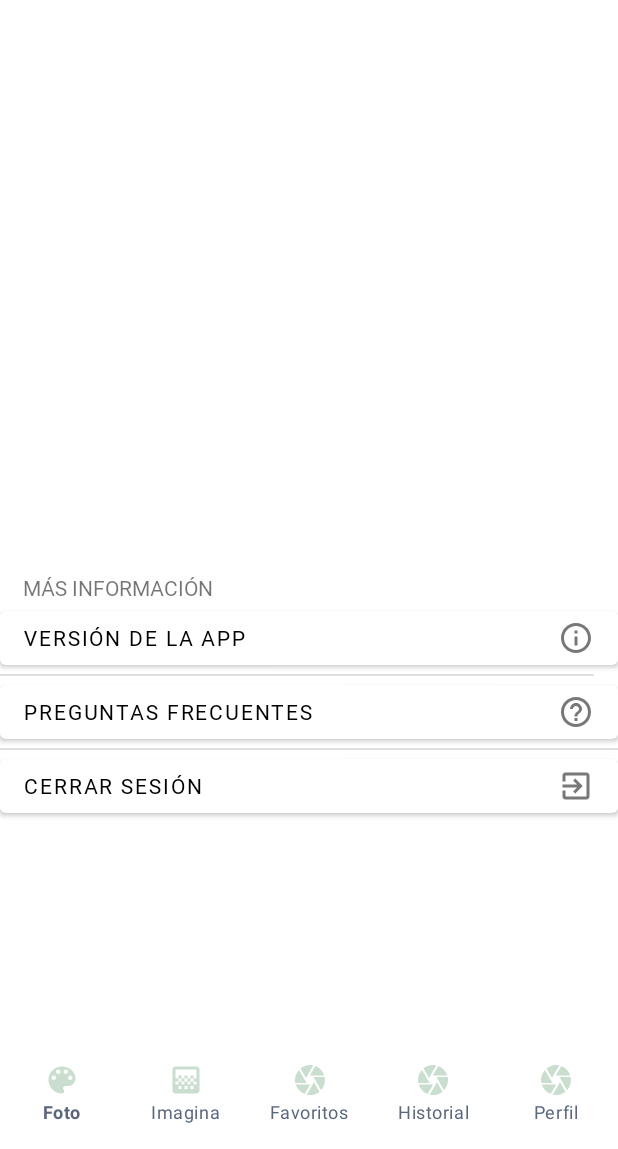
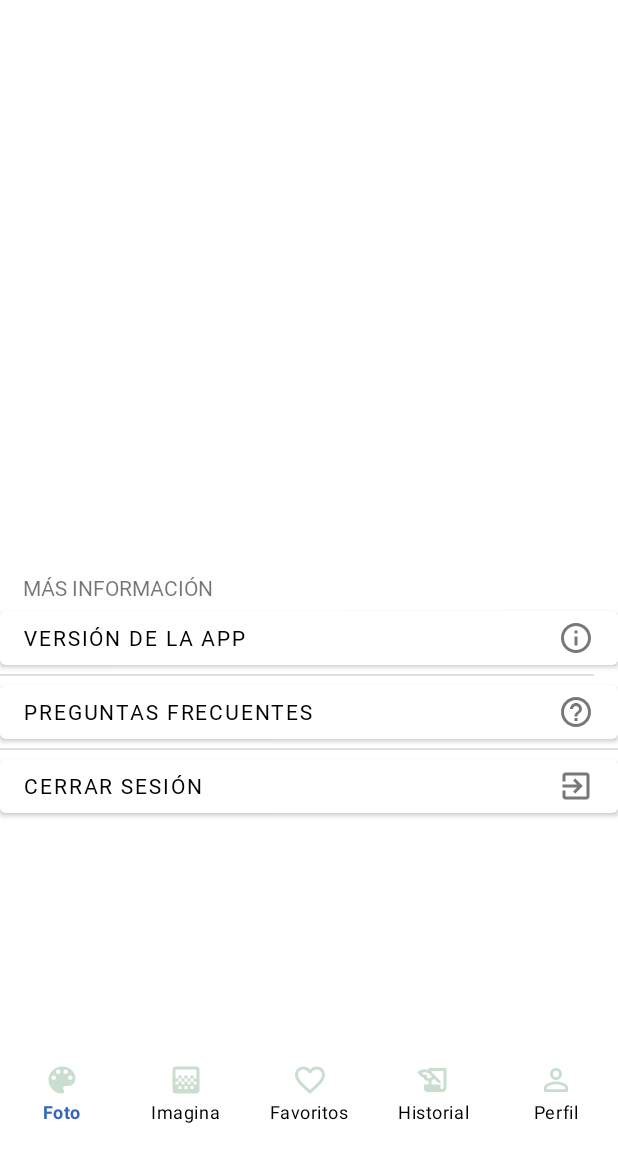
Before and after one commit to ELKRAZY/ColorIA, an Android app: the MainActivity screen opened directly, with no data from a screen before it, on a phone screen of 412 x 824 dp, the part 87-1236 px from its top. Run offline under Robolectric (Android 15) with nearby library versions, the phone set to English and light mode, and no system bars; our stand-ins replace Firebase (no records; nobody signed in at launch, a user with empty details on screens opened directly).

Commit message:
<item android:state_checked="false" android:color="?attr/colorOnPrimary"/> para cambiar color según el tema al fin hijosssssss de putaaaaaaaaaaaaaaaaaaaaaaaa crear un resource "color" y dentro hacer eso

```diff
--- a/app/src/main/res/color/text_color.xml
+++ b/app/src/main/res/color/text_color.xml
@@ -1,5 +1,5 @@
 <?xml version="1.0" encoding="utf-8"?>
 <selector xmlns:android="http://schemas.android.com/apk/res/android">
-    <item android:state_checked="true" android:color="@color/LGrey"/>
-    <item android:state_checked="false" android:color="@android:color/black"/>
+    <item android:state_checked="true" android:color="@color/NewBlue"/>
+    <item android:state_checked="false" android:color="?attr/colorOnPrimary"/>
 </selector>
--- /dev/null
+++ b/app/src/main/res/drawable/ic_baseline_favorite_border_24.xml
@@ -0,0 +1,5 @@
+<vector android:height="24dp" android:tint="#DC5959"
+    android:viewportHeight="24" android:viewportWidth="24"
+    android:width="24dp" xmlns:android="http://schemas.android.com/apk/res/android">
+    <path android:fillColor="@android:color/white" android:pathData="M16.5,3c-1.74,0 -3.41,0.81 -4.5,2.09C10.91,3.81 9.24,3 7.5,3 4.42,3 2,5.42 2,8.5c0,3.78 3.4,6.86 8.55,11.54L12,21.35l1.45,-1.32C18.6,15.36 22,12.28 22,8.5 22,5.42 19.58,3 16.5,3zM12.1,18.55l-0.1,0.1 -0.1,-0.1C7.14,14.24 4,11.39 4,8.5 4,6.5 5.5,5 7.5,5c1.54,0 3.04,0.99 3.57,2.36h1.87C13.46,5.99 14.96,5 16.5,5c2,0 3.5,1.5 3.5,3.5 0,2.89 -3.14,5.74 -7.9,10.05z"/>
+</vector>
--- /dev/null
+++ b/app/src/main/res/drawable/ic_baseline_history_edu_24.xml
@@ -0,0 +1,5 @@
+<vector android:height="24dp" android:tint="#57DCA7"
+    android:viewportHeight="24" android:viewportWidth="24"
+    android:width="24dp" xmlns:android="http://schemas.android.com/apk/res/android">
+    <path android:fillColor="@android:color/white" android:pathData="M9,4v1.38c-0.83,-0.33 -1.72,-0.5 -2.61,-0.5c-1.79,0 -3.58,0.68 -4.95,2.05l3.33,3.33h1.11v1.11c0.86,0.86 1.98,1.31 3.11,1.36V15H6v3c0,1.1 0.9,2 2,2h10c1.66,0 3,-1.34 3,-3V4H9zM7.89,10.41V8.26H5.61L4.57,7.22C5.14,7 5.76,6.88 6.39,6.88c1.34,0 2.59,0.52 3.54,1.46l1.41,1.41l-0.2,0.2c-0.51,0.51 -1.19,0.8 -1.92,0.8C8.75,10.75 8.29,10.63 7.89,10.41zM19,17c0,0.55 -0.45,1 -1,1s-1,-0.45 -1,-1v-2h-6v-2.59c0.57,-0.23 1.1,-0.57 1.56,-1.03l0.2,-0.2L15.59,14H17v-1.41l-6,-5.97V6h8V17z"/>
+</vector>
--- /dev/null
+++ b/app/src/main/res/drawable/ic_baseline_person_outline_24.xml
@@ -0,0 +1,5 @@
+<vector android:height="24dp" android:tint="#57DCA7"
+    android:viewportHeight="24" android:viewportWidth="24"
+    android:width="24dp" xmlns:android="http://schemas.android.com/apk/res/android">
+    <path android:fillColor="@android:color/white" android:pathData="M12,5.9c1.16,0 2.1,0.94 2.1,2.1s-0.94,2.1 -2.1,2.1S9.9,9.16 9.9,8s0.94,-2.1 2.1,-2.1m0,9c2.97,0 6.1,1.46 6.1,2.1v1.1L5.9,18.1L5.9,17c0,-0.64 3.13,-2.1 6.1,-2.1M12,4C9.79,4 8,5.79 8,8s1.79,4 4,4 4,-1.79 4,-4 -1.79,-4 -4,-4zM12,13c-2.67,0 -8,1.34 -8,4v3h16v-3c0,-2.66 -5.33,-4 -8,-4z"/>
+</vector>
--- a/app/src/main/res/layout/activity_main.xml
+++ b/app/src/main/res/layout/activity_main.xml
@@ -31,7 +31,7 @@
                 android:layout_gravity="center"
                 android:layout_marginEnd="10dp"
                 android:text="Perfil"
-                android:textSize="20dp"
+                android:textSize="20sp"
                 android:textColor="@color/text_color"
                 android:fontFamily="@font/roboto_medium"/>
 
@@ -92,7 +92,6 @@
             android:layout_width="match_parent"
             android:layout_height="1dp"
             android:layout_marginEnd="16dp"
-            android:layout_marginRight="16dp"
             android:background="?android:attr/listDivider"
             app:layout_constraintEnd_toEndOf="parent" />
 
@@ -138,6 +137,7 @@
             android:layout_width="match_parent"
             android:layout_height="wrap_content"
             app:labelVisibilityMode="labeled"
+            app:itemTextColor="@color/text_color"
             app:menu="@menu/bottom_navigation" />
     </LinearLayout>
 
--- a/app/src/main/res/menu/bottom_navigation.xml
+++ b/app/src/main/res/menu/bottom_navigation.xml
@@ -7,18 +7,23 @@
     <item
         android:id="@+id/imagina"
         android:icon="@drawable/ic_baseline_gradient_24"
+        android:iconTint="@color/Grey"
         android:title="Imagina" />
     <item
         android:id="@+id/favoritos"
-        android:icon="@drawable/ic_baseline_camera_24"
+        android:icon="@drawable/ic_baseline_favorite_border_24"
         android:title="Favoritos" />
     <item
         android:id="@+id/historial"
-        android:icon="@drawable/ic_baseline_camera_24"
-        android:title="Historial" />
+        android:icon="@drawable/ic_baseline_history_edu_24"
+        android:title="Historial"
+        android:fillColor="#3DDC84"
+
+        />
     <item
         android:id="@+id/perfil"
-        android:icon="@drawable/ic_baseline_camera_24"
+        android:icon="@drawable/ic_baseline_person_outline_24"
+        android:iconTint="@color/NewBlue"
         android:title="Perfil" />
 
 </menu>
```
